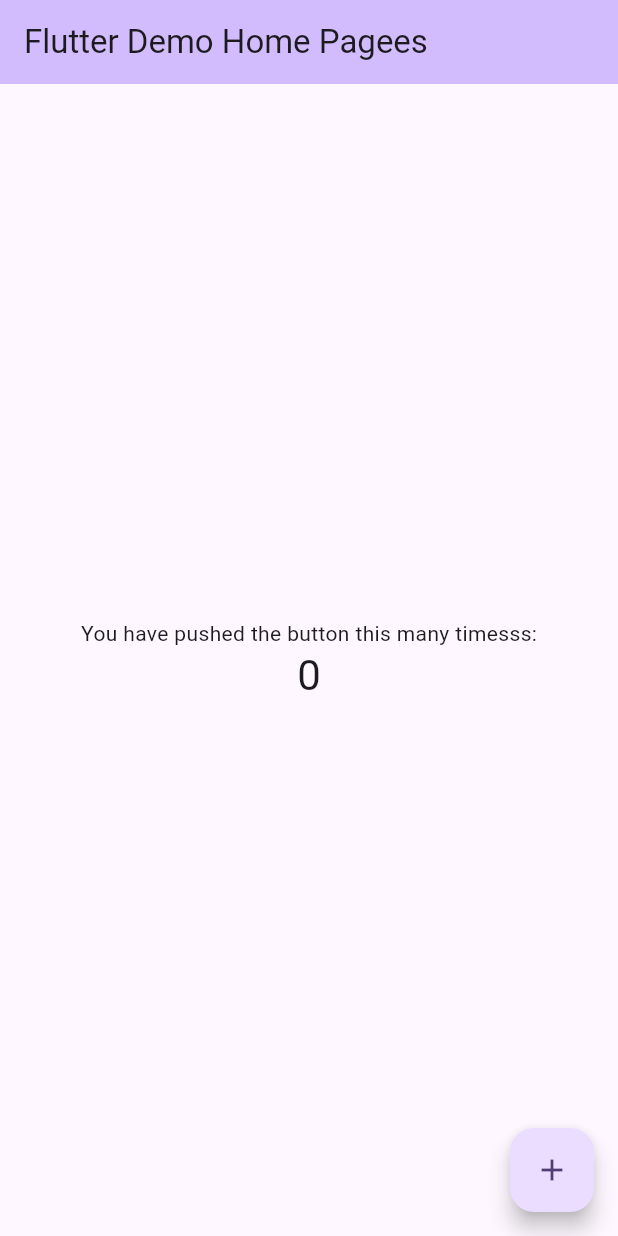
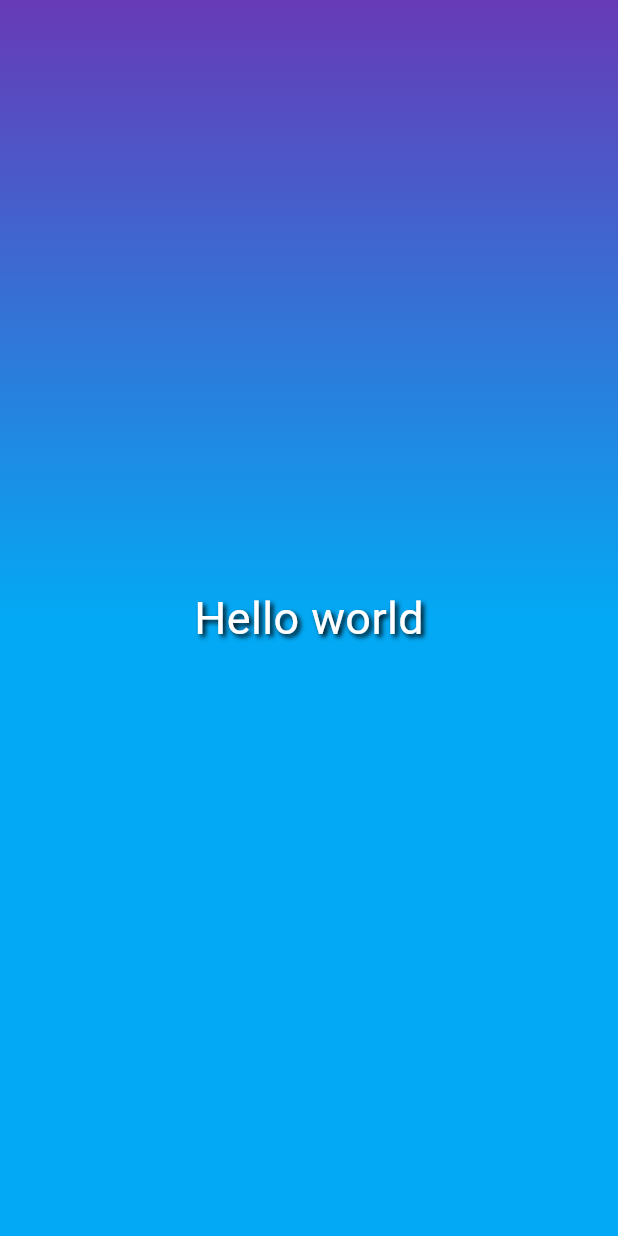
Before and after one commit to youssef-hataba/learning_flutter, a Flutter app: the screen it shows after launch, on a phone screen of 412 x 824 dp. Run offline on Flutter 3.47's test engine with Material 3 defaults, Android fonts, the phone set to English and light mode, and no system bars; our stand-ins replace material_ui.

Commit message:
feat: add initial main entry point with gradient background and styled text

```diff
--- a/first_app/lib/main.dart
+++ b/first_app/lib/main.dart
@@ -1,122 +1,27 @@
 import 'package:material_ui/material_ui.dart';
 
 void main() {
-  runApp(const MyApp());
+  runApp(
+    MaterialApp(
+      home: Scaffold(
+        body: Container(
+          decoration: BoxDecoration(
+            gradient: LinearGradient(
+              colors: [Colors.deepPurple,Colors.lightBlue],
+              begin: Alignment.topRight
+            )
+          ),
+          child: Center(child: Text('Hello world',style: TextStyle(
+            color: Colors.white,
+            fontSize: 30,
+            shadows: [
+              Shadow(
+                    color: Colors.black,
+                    offset: Offset(2.0, 2.0),
+                    blurRadius: 4.0,
+                  )],
+          ),))),
+      ),
+    ),
+  );
 }
-
-class MyApp extends StatelessWidget {
-  const MyApp({super.key});
-
-  // This widget is the root of your application.
-  @override
-  Widget build(BuildContext context) {
-    return MaterialApp(
-      title: 'Flutter Demos',
-      theme: ThemeData(
-        // This is the theme of your application.
-        //
-        // TRY THIS: Try running your application with "flutter run". You'll see
-        // the application has a purple toolbar. Then, without quitting the app,
-        // try changing the seedColor in the colorScheme below to Colors.green
-        // and then invoke "hot reload" (save your changes or press the "hot
-        // reload" button in a Flutter-supported IDE, or press "r" if you used
-        // the command line to start the app).
-        //
-        // Notice that the counter didn't reset back to zero; the application
-        // state is not lost during the reload. To reset the state, use hot
-        // restart instead.
-        //
-        // This works for code too, not just values: Most code changes can be
-        // tested with just a hot reload.
-        colorScheme: .fromSeed(seedColor: Colors.deepPurple),
-      ),
-      home: const MyHomePage(title: 'Flutter Demo Home Pagees'),
-    );
-  }
-}
-
-class MyHomePage extends StatefulWidget {
-  const MyHomePage({super.key, required this.title});
-
-  // This widget is the home page of your application. It is stateful, meaning
-  // that it has a State object (defined below) that contains fields that affect
-  // how it looks.
-
-  // This class is the configuration for the state. It holds the values (in this
-  // case the title) provided by the parent (in this case the App widget) and
-  // used by the build method of the State. Fields in a Widget subclass are
-  // always marked "final".
-
-  final String title;
-
-  @override
-  State<MyHomePage> createState() => _MyHomePageState();
-}
-
-class _MyHomePageState extends State<MyHomePage> {
-  int _counter = 0;
-
-  void _incrementCounter() {
-    setState(() {
-      // This call to setState tells the Flutter framework that something has
-      // changed in this State, which causes it to rerun the build method below
-      // so that the display can reflect the updated values. If we changed
-      // _counter without calling setState(), then the build method would not be
-      // called again, and so nothing would appear to happen.
-      _counter++;
-    });
-  }
-
-  @override
-  Widget build(BuildContext context) {
-    // This method is rerun every time setState is called, for instance as done
-    // by the _incrementCounter method above.
-    //
-    // The Flutter framework has been optimized to make rerunning build methods
-    // fast, so that you can just rebuild anything that needs updating rather
-    // than having to individually change instances of widgets.
-    return Scaffold(
-      appBar: AppBar(
-        // TRY THIS: Try changing the color here to a specific color (to
-        // Colors.amber, perhaps?) and trigger a hot reload to see the AppBar
-        // change color while the other colors stay the same.
-        backgroundColor: Theme.of(context).colorScheme.inversePrimary,
-        // Here we take the value from the MyHomePage object that was created by
-        // the App.build method, and use it to set our appbar title.
-        title: Text(widget.title),
-      ),
-      body: Center(
-        // Center is a layout widget. It takes a single child and positions it
-        // in the middle of the parent.
-        child: Column(
-          // Column is also a layout widget. It takes a list of children and
-          // arranges them vertically. By default, it sizes itself to fit its
-          // children horizontally, and tries to be as tall as its parent.
-          //
-          // Column has various properties to control how it sizes itself and
-          // how it positions its children. Here we use mainAxisAlignment to
-          // center the children vertically; the main axis here is the vertical
-          // axis because Columns are vertical (the cross axis would be
-          // horizontal).
-          //
-          // TRY THIS: Invoke "debug painting" (choose the "Toggle Debug Paint"
-          // action in the IDE, or press "p" in the console), to see the
-          // wireframe for each widget.
-          mainAxisAlignment: .center,
-          children: [
-            const Text('You have pushed the button this many timesss:'),
-            Text(
-              '$_counter',
-              style: Theme.of(context).textTheme.headlineMedium,
-            ),
-          ],
-        ),
-      ),
-      floatingActionButton: FloatingActionButton(
-        onPressed: _incrementCounter,
-        tooltip: 'Increment',
-        child: const Icon(Icons.add),
-      ),
-    );
-  }
-}
```
